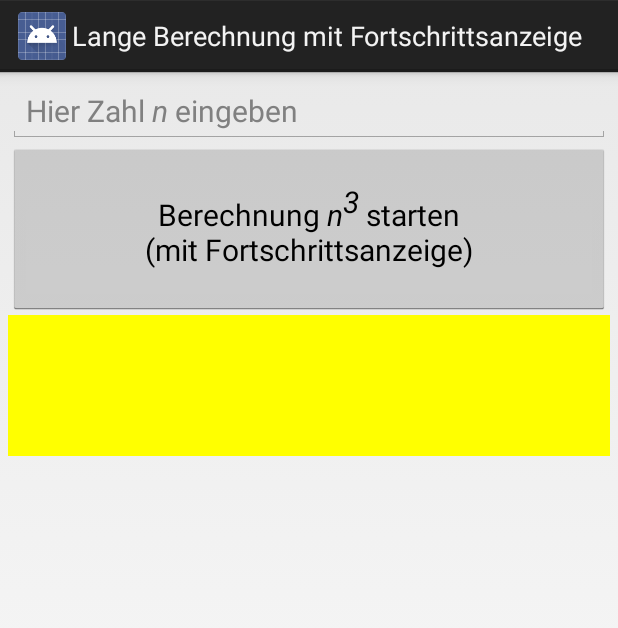
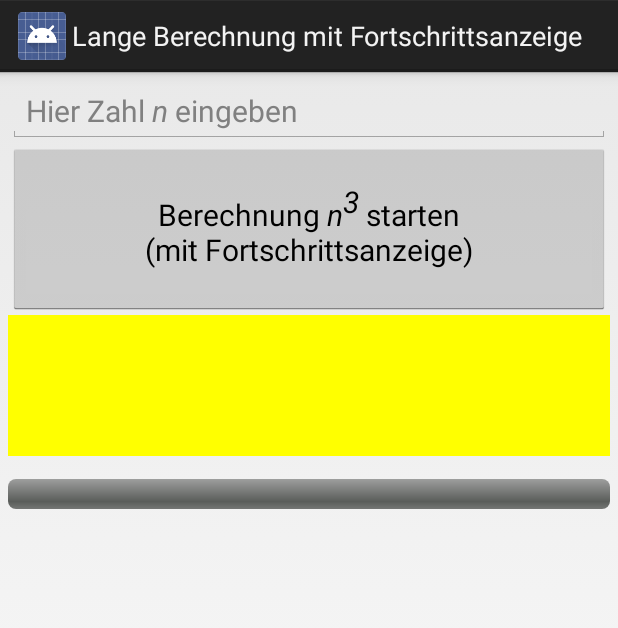
Before and after one commit to MDecker-MobileComputing/Android_LangeBerechnungMitFortschrittsanzeige, an Android app: the screen it shows after launch (MainActivity), on a phone screen of 412 x 824 dp. Shown: the top 628 px of the screen. Run offline under Robolectric (Android 15) with nearby library versions, the phone set to English and light mode, and no system bars.

Commit message:
Fortschrittsanzeige jetzt auch mit ProgressBar

```diff
--- a/app/src/main/res/layout/activity_main.xml
+++ b/app/src/main/res/layout/activity_main.xml
@@ -37,4 +37,16 @@
         android:layout_below="@id/buttonBerechnungStarten"
         android:text="@string/textview_dummy_content" />
 
+
+    <ProgressBar
+        android:id="@+id/fortschrittsanzeige"
+        android:layout_width="match_parent"
+        android:layout_height="wrap_content"
+        android:layout_below="@id/textViewZumAnzeigen"
+        android:paddingTop="15dp"
+        style="@android:style/Widget.ProgressBar.Horizontal"
+        android:progress="0"
+        android:min="0"
+        android:max="100"  />
+
 </RelativeLayout>
```
Also changed, not shown: app/src/main/java/de/mide/langeberechnungmitfortschrittsanzeige/MainActivity.java (+24 -22 lines), 4 other files.
